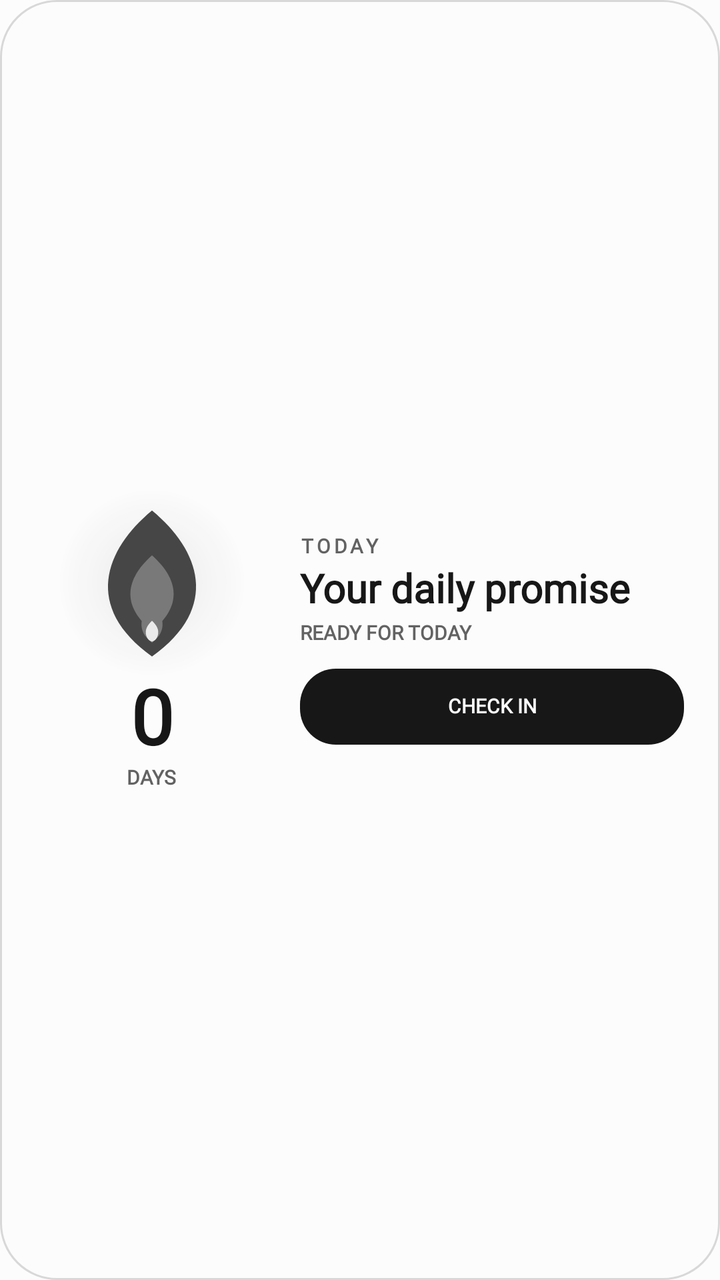
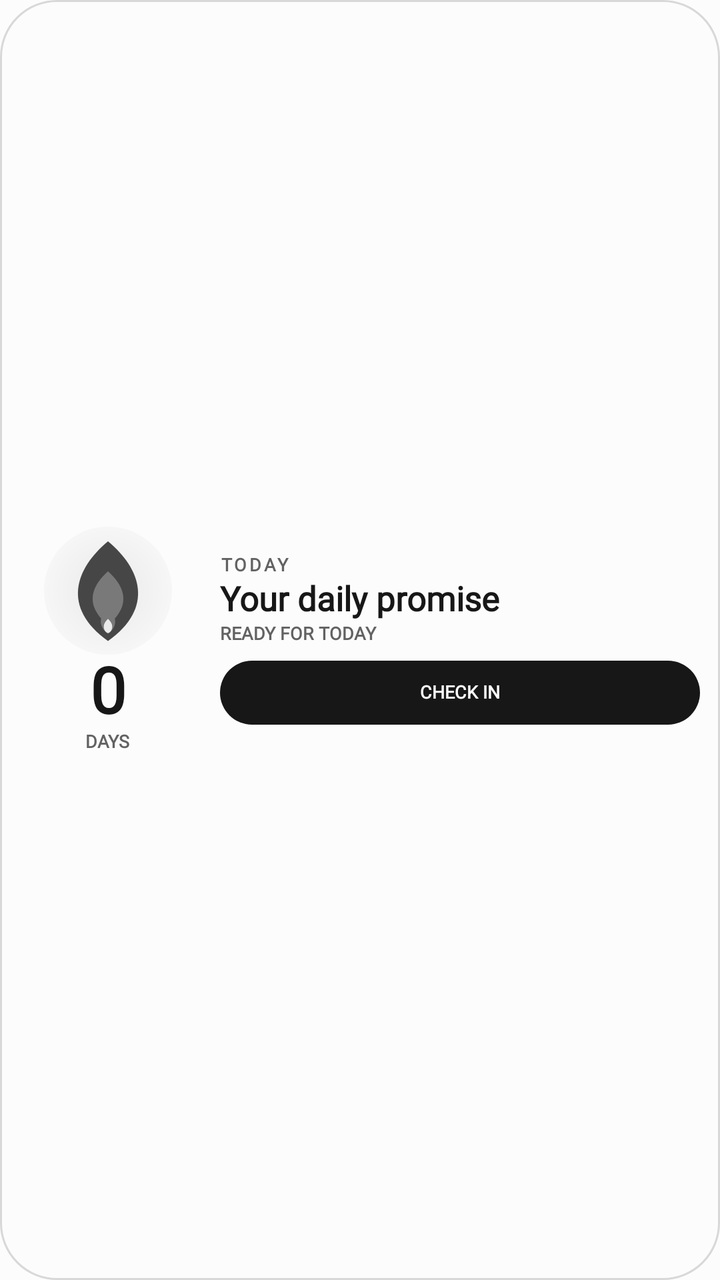

Screens rendered from an Android XML layout before and after an edit, with the pre-edit source and the edit as a unified diff.
<!-- AndroidManifest.xml: application theme Theme.StreakWidget -->
<!-- res/layout/widget_layout_hero.xml -->
<?xml version="1.0" encoding="utf-8"?>
<FrameLayout xmlns:android="http://schemas.android.com/apk/res/android"
    android:id="@+id/widget_background"
    android:layout_width="match_parent"
    android:layout_height="match_parent"
    android:background="@drawable/widget_bg_shape"
    android:padding="18dp">

    <LinearLayout android:layout_width="match_parent" android:layout_height="match_parent" android:gravity="center_vertical" android:orientation="horizontal">
        <LinearLayout android:layout_width="116dp" android:layout_height="match_parent" android:gravity="center" android:orientation="vertical">
            <FrameLayout android:layout_width="94dp" android:layout_height="92dp">
                <ImageView android:id="@+id/widget_flame_glow" android:layout_width="92dp" android:layout_height="92dp" android:layout_gravity="center" android:contentDescription="@null" android:src="@drawable/widget_flame_glow" />
                <ImageView android:id="@+id/widget_flame_outer" android:layout_width="82dp" android:layout_height="82dp" android:layout_gravity="center" android:contentDescription="@null" android:src="@drawable/ic_widget_flame_outer" />
                <ImageView android:id="@+id/widget_flame_mid" android:layout_width="62dp" android:layout_height="62dp" android:layout_gravity="center" android:contentDescription="@null" android:src="@drawable/ic_widget_flame_mid" />
                <ImageView android:id="@+id/widget_flame_inner" android:layout_width="50dp" android:layout_height="50dp" android:layout_gravity="center_horizontal|bottom" android:layout_marginBottom="8dp" android:contentDescription="@null" android:src="@drawable/ic_widget_flame_inner" />
            </FrameLayout>
            <LinearLayout android:layout_width="116dp" android:layout_height="wrap_content" android:gravity="center" android:orientation="vertical">
                <TextView android:id="@+id/widget_streak_count" style="@style/WidgetText" android:layout_width="64dp" android:layout_height="wrap_content" android:gravity="center" android:includeFontPadding="false" android:autoSizeTextType="uniform" android:autoSizeMinTextSize="18sp" android:autoSizeMaxTextSize="38sp" android:autoSizeStepGranularity="1sp" android:text="@string/widget_preview_count" android:textColor="@color/widget_text_primary" android:textSize="38sp" android:textStyle="bold" />
                <TextView android:id="@+id/widget_streak_label" style="@style/WidgetText" android:layout_width="wrap_content" android:layout_height="wrap_content" android:layout_marginTop="1dp" android:includeFontPadding="false" android:text="@string/widget_preview_days" android:textColor="@color/widget_text_muted" android:textSize="10sp" android:textStyle="bold" />
            </LinearLayout>
        </LinearLayout>
        <LinearLayout android:layout_width="0dp" android:layout_height="match_parent" android:layout_marginStart="16dp" android:layout_weight="1" android:gravity="center_vertical" android:orientation="vertical">
            <TextView android:id="@+id/widget_eyebrow" style="@style/WidgetText" android:layout_width="match_parent" android:layout_height="wrap_content" android:includeFontPadding="false" android:letterSpacing="0.16" android:text="@string/widget_preview_today" android:textColor="@color/widget_text_muted" android:textSize="10sp" android:textStyle="bold" />
            <TextView android:id="@+id/widget_habit_name" style="@style/WidgetText" android:layout_width="match_parent" android:layout_height="wrap_content" android:layout_marginTop="4dp" android:ellipsize="end" android:includeFontPadding="false" android:maxLines="2" android:text="@string/widget_preview_goal" android:textColor="@color/widget_text_primary" android:textSize="20sp" android:textStyle="bold" />
            <TextView android:id="@+id/widget_status" style="@style/WidgetText" android:layout_width="match_parent" android:layout_height="wrap_content" android:layout_marginTop="4dp" android:ellipsize="end" android:includeFontPadding="false" android:maxLines="1" android:text="@string/widget_preview_status" android:textColor="@color/widget_text_muted" android:textSize="10sp" android:textStyle="bold" />
            <TextView android:id="@+id/widget_task_progress" style="@style/WidgetText" android:layout_width="match_parent" android:layout_height="wrap_content" android:layout_marginTop="3dp" android:ellipsize="end" android:includeFontPadding="false" android:maxLines="1" android:textColor="@color/widget_text_muted" android:textSize="11sp" android:textStyle="bold" android:visibility="gone" />
            <TextView android:id="@+id/widget_check_in" style="@style/WidgetText" android:layout_width="match_parent" android:layout_height="38dp" android:layout_marginTop="12dp" android:background="@drawable/widget_action_shape" android:gravity="center" android:includeFontPadding="false" android:text="@string/widget_preview_check_in" android:textColor="@color/widget_action_text" android:textSize="10sp" android:textStyle="bold" />
        </LinearLayout>
    </LinearLayout>
</FrameLayout>
<!-- resources referenced by this layout -->
<resources>
  <color name="widget_action_text">#FCFCFC</color>
  <color name="widget_text_muted">#626262</color>
  <color name="widget_text_primary">#171717</color>
  <!-- drawable ic_widget_flame_inner (drawable) -->
  <?xml version="1.0" encoding="utf-8"?>
  <vector xmlns:android="http://schemas.android.com/apk/res/android"
      android:width="100dp"
      android:height="100dp"
      android:viewportWidth="100"
      android:viewportHeight="100">
      
      <path
          android:fillColor="@color/widget_flame_idle_inner"
          android:pathData="M50,44 C62,57 66,72 50,84 C34,72 38,57 50,44 Z" />
      <path
          android:fillColor="#FFFFFF"
          android:pathData="M50,62 C55,67 57,71 56,76 C55,80 53,82 50,83 C47,82 45,80 44,76 C43,71 45,67 50,62 Z"
          android:fillAlpha="0.85" />
  </vector>
  <!-- drawable ic_widget_flame_mid (drawable) -->
  <?xml version="1.0" encoding="utf-8"?>
  <vector xmlns:android="http://schemas.android.com/apk/res/android"
      android:width="100dp"
      android:height="100dp"
      android:viewportWidth="100"
      android:viewportHeight="100">
      
      <path
          android:fillColor="@color/widget_flame_idle_inner"
          android:pathData="M50,28 C68,44 78,66 50,89 C22,66 32,44 50,28 Z" />
  </vector>
  <!-- drawable ic_widget_flame_outer (drawable) -->
  <?xml version="1.0" encoding="utf-8"?>
  <vector xmlns:android="http://schemas.android.com/apk/res/android"
      android:width="100dp"
      android:height="100dp"
      android:viewportWidth="100"
      android:viewportHeight="100">
      
      <path
          android:fillColor="@color/widget_flame_idle_outer"
          android:pathData="M50,6 C79,30 92,65 50,95 C8,65 21,30 50,6 Z" />
  </vector>
  <!-- drawable widget_action_shape (drawable) -->
  <?xml version="1.0" encoding="utf-8"?>
  <shape xmlns:android="http://schemas.android.com/apk/res/android" android:shape="rectangle">
      <solid android:color="@color/widget_action_surface" />
      <corners android:radius="18dp" />
  </shape>
  <!-- drawable widget_bg_shape (drawable) -->
  <?xml version="1.0" encoding="utf-8"?>
  <shape xmlns:android="http://schemas.android.com/apk/res/android" android:shape="rectangle">
      <solid android:color="@color/widget_surface" />
      <corners android:radius="28dp" />
      <stroke
          android:width="1dp"
          android:color="@color/widget_outline" />
  </shape>
  <!-- drawable widget_flame_glow (drawable) -->
  <?xml version="1.0" encoding="utf-8"?>
  <shape xmlns:android="http://schemas.android.com/apk/res/android" android:shape="oval">
      <gradient
          android:centerX="0.5"
          android:centerY="0.5"
          android:endColor="@android:color/transparent"
          android:gradientRadius="48dp"
          android:startColor="@color/widget_flame_idle_glow"
          android:type="radial" />
  </shape>
  <string name="widget_preview_check_in">CHECK IN</string>
  <string name="widget_preview_count">0</string>
  <string name="widget_preview_days">DAYS</string>
  <string name="widget_preview_goal">Your daily promise</string>
  <string name="widget_preview_status">READY FOR TODAY</string>
  <string name="widget_preview_today">TODAY</string>
  <style name="WidgetText">
          <item name="android:fontFamily">serif</item>
      </style>
  <style name="Theme.StreakWidget" parent="android:Theme.Material.Light.NoActionBar">
          <item name="android:windowBackground">#FCFCFC</item>
          <item name="android:colorAccent">#151515</item>
          <item name="android:statusBarColor">#FCFCFC</item>
          <item name="android:navigationBarColor">#FCFCFC</item>
          <item name="android:windowLightStatusBar">true</item>
          <item name="android:windowNoTitle">true</item>
      </style>
  <color name="widget_flame_idle_inner">#797979</color>
  <color name="widget_flame_idle_outer">#464646</color>
  <color name="widget_action_surface">#171717</color>
  <color name="widget_surface">#FCFCFC</color>
  <color name="widget_outline">#D8D8D8</color>
  <color name="widget_flame_idle_glow">#14171717</color>
</resources>

<!-- the commit's change to res/layout/widget_layout_hero.xml (unified diff, before → after) -->
@@ -4,27 +4,27 @@
     android:layout_width="match_parent"
     android:layout_height="match_parent"
     android:background="@drawable/widget_bg_shape"
-    android:padding="18dp">
+    android:padding="10dp">
 
     <LinearLayout android:layout_width="match_parent" android:layout_height="match_parent" android:gravity="center_vertical" android:orientation="horizontal">
-        <LinearLayout android:layout_width="116dp" android:layout_height="match_parent" android:gravity="center" android:orientation="vertical">
-            <FrameLayout android:layout_width="94dp" android:layout_height="92dp">
-                <ImageView android:id="@+id/widget_flame_glow" android:layout_width="92dp" android:layout_height="92dp" android:layout_gravity="center" android:contentDescription="@null" android:src="@drawable/widget_flame_glow" />
-                <ImageView android:id="@+id/widget_flame_outer" android:layout_width="82dp" android:layout_height="82dp" android:layout_gravity="center" android:contentDescription="@null" android:src="@drawable/ic_widget_flame_outer" />
-                <ImageView android:id="@+id/widget_flame_mid" android:layout_width="62dp" android:layout_height="62dp" android:layout_gravity="center" android:contentDescription="@null" android:src="@drawable/ic_widget_flame_mid" />
-                <ImageView android:id="@+id/widget_flame_inner" android:layout_width="50dp" android:layout_height="50dp" android:layout_gravity="center_horizontal|bottom" android:layout_marginBottom="8dp" android:contentDescription="@null" android:src="@drawable/ic_widget_flame_inner" />
+        <LinearLayout android:layout_width="88dp" android:layout_height="match_parent" android:gravity="center" android:orientation="vertical">
+            <FrameLayout android:layout_width="64dp" android:layout_height="64dp">
+                <ImageView android:id="@+id/widget_flame_glow" android:layout_width="64dp" android:layout_height="64dp" android:layout_gravity="center" android:contentDescription="@null" android:src="@drawable/widget_flame_glow" />
+                <ImageView android:id="@+id/widget_flame_outer" android:layout_width="56dp" android:layout_height="56dp" android:layout_gravity="center" android:contentDescription="@null" android:src="@drawable/ic_widget_flame_outer" />
+                <ImageView android:id="@+id/widget_flame_mid" android:layout_width="44dp" android:layout_height="44dp" android:layout_gravity="center" android:contentDescription="@null" android:src="@drawable/ic_widget_flame_mid" />
+                <ImageView android:id="@+id/widget_flame_inner" android:layout_width="34dp" android:layout_height="34dp" android:layout_gravity="center_horizontal|bottom" android:layout_marginBottom="5dp" android:contentDescription="@null" android:src="@drawable/ic_widget_flame_inner" />
             </FrameLayout>
-            <LinearLayout android:layout_width="116dp" android:layout_height="wrap_content" android:gravity="center" android:orientation="vertical">
-                <TextView android:id="@+id/widget_streak_count" style="@style/WidgetText" android:layout_width="64dp" android:layout_height="wrap_content" android:gravity="center" android:includeFontPadding="false" android:autoSizeTextType="uniform" android:autoSizeMinTextSize="18sp" android:autoSizeMaxTextSize="38sp" android:autoSizeStepGranularity="1sp" android:text="@string/widget_preview_count" android:textColor="@color/widget_text_primary" android:textSize="38sp" android:textStyle="bold" />
-                <TextView android:id="@+id/widget_streak_label" style="@style/WidgetText" android:layout_width="wrap_content" android:layout_height="wrap_content" android:layout_marginTop="1dp" android:includeFontPadding="false" android:text="@string/widget_preview_days" android:textColor="@color/widget_text_muted" android:textSize="10sp" android:textStyle="bold" />
+            <LinearLayout android:layout_width="match_parent" android:layout_height="wrap_content" android:gravity="center" android:orientation="vertical">
+                <TextView android:id="@+id/widget_streak_count" style="@style/WidgetText" android:layout_width="wrap_content" android:layout_height="wrap_content" android:gravity="center" android:includeFontPadding="false" android:autoSizeTextType="uniform" android:autoSizeMinTextSize="16sp" android:autoSizeMaxTextSize="32sp" android:autoSizeStepGranularity="1sp" android:text="@string/widget_preview_count" android:textColor="@color/widget_text_primary" android:textSize="32sp" android:textStyle="bold" />
+                <TextView android:id="@+id/widget_streak_label" style="@style/WidgetText" android:layout_width="wrap_content" android:layout_height="wrap_content" android:layout_marginTop="1dp" android:includeFontPadding="false" android:text="@string/widget_preview_days" android:textColor="@color/widget_text_muted" android:textSize="9sp" android:textStyle="bold" />
             </LinearLayout>
         </LinearLayout>
-        <LinearLayout android:layout_width="0dp" android:layout_height="match_parent" android:layout_marginStart="16dp" android:layout_weight="1" android:gravity="center_vertical" android:orientation="vertical">
-            <TextView android:id="@+id/widget_eyebrow" style="@style/WidgetText" android:layout_width="match_parent" android:layout_height="wrap_content" android:includeFontPadding="false" android:letterSpacing="0.16" android:text="@string/widget_preview_today" android:textColor="@color/widget_text_muted" android:textSize="10sp" android:textStyle="bold" />
-            <TextView android:id="@+id/widget_habit_name" style="@style/WidgetText" android:layout_width="match_parent" android:layout_height="wrap_content" android:layout_marginTop="4dp" android:ellipsize="end" android:includeFontPadding="false" android:maxLines="2" android:text="@string/widget_preview_goal" android:textColor="@color/widget_text_primary" android:textSize="20sp" android:textStyle="bold" />
-            <TextView android:id="@+id/widget_status" style="@style/WidgetText" android:layout_width="match_parent" android:layout_height="wrap_content" android:layout_marginTop="4dp" android:ellipsize="end" android:includeFontPadding="false" android:maxLines="1" android:text="@string/widget_preview_status" android:textColor="@color/widget_text_muted" android:textSize="10sp" android:textStyle="bold" />
-            <TextView android:id="@+id/widget_task_progress" style="@style/WidgetText" android:layout_width="match_parent" android:layout_height="wrap_content" android:layout_marginTop="3dp" android:ellipsize="end" android:includeFontPadding="false" android:maxLines="1" android:textColor="@color/widget_text_muted" android:textSize="11sp" android:textStyle="bold" android:visibility="gone" />
-            <TextView android:id="@+id/widget_check_in" style="@style/WidgetText" android:layout_width="match_parent" android:layout_height="38dp" android:layout_marginTop="12dp" android:background="@drawable/widget_action_shape" android:gravity="center" android:includeFontPadding="false" android:text="@string/widget_preview_check_in" android:textColor="@color/widget_action_text" android:textSize="10sp" android:textStyle="bold" />
+        <LinearLayout android:layout_width="0dp" android:layout_height="match_parent" android:layout_marginStart="12dp" android:layout_weight="1" android:gravity="center_vertical" android:orientation="vertical">
+            <TextView android:id="@+id/widget_eyebrow" style="@style/WidgetText" android:layout_width="match_parent" android:layout_height="wrap_content" android:includeFontPadding="false" android:letterSpacing="0.14" android:text="@string/widget_preview_today" android:textColor="@color/widget_text_muted" android:textSize="9sp" android:textStyle="bold" />
+            <TextView android:id="@+id/widget_habit_name" style="@style/WidgetText" android:layout_width="match_parent" android:layout_height="wrap_content" android:layout_marginTop="2dp" android:ellipsize="end" android:includeFontPadding="false" android:maxLines="2" android:text="@string/widget_preview_goal" android:textColor="@color/widget_text_primary" android:textSize="17sp" android:textStyle="bold" />
+            <TextView android:id="@+id/widget_status" style="@style/WidgetText" android:layout_width="match_parent" android:layout_height="wrap_content" android:layout_marginTop="2dp" android:ellipsize="end" android:includeFontPadding="false" android:maxLines="1" android:text="@string/widget_preview_status" android:textColor="@color/widget_text_muted" android:textSize="9sp" android:textStyle="bold" />
+            <TextView android:id="@+id/widget_task_progress" style="@style/WidgetText" android:layout_width="match_parent" android:layout_height="wrap_content" android:layout_marginTop="2dp" android:ellipsize="end" android:includeFontPadding="false" android:maxLines="1" android:textColor="@color/widget_text_muted" android:textSize="9sp" android:textStyle="bold" android:visibility="gone" />
+            <TextView android:id="@+id/widget_check_in" style="@style/WidgetText" android:layout_width="match_parent" android:layout_height="32dp" android:layout_marginTop="8dp" android:background="@drawable/widget_action_shape" android:gravity="center" android:includeFontPadding="false" android:text="@string/widget_preview_check_in" android:textColor="@color/widget_action_text" android:textSize="9sp" android:textStyle="bold" />
         </LinearLayout>
     </LinearLayout>
 </FrameLayout>
